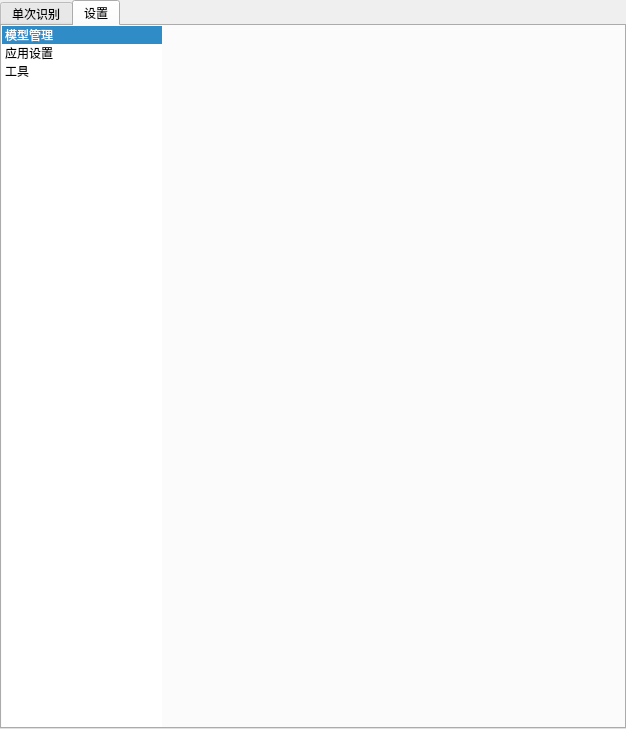
Qt form src/vibeocr/ui/main_window.ui (FelixJI/VibeOCR) before a commit.
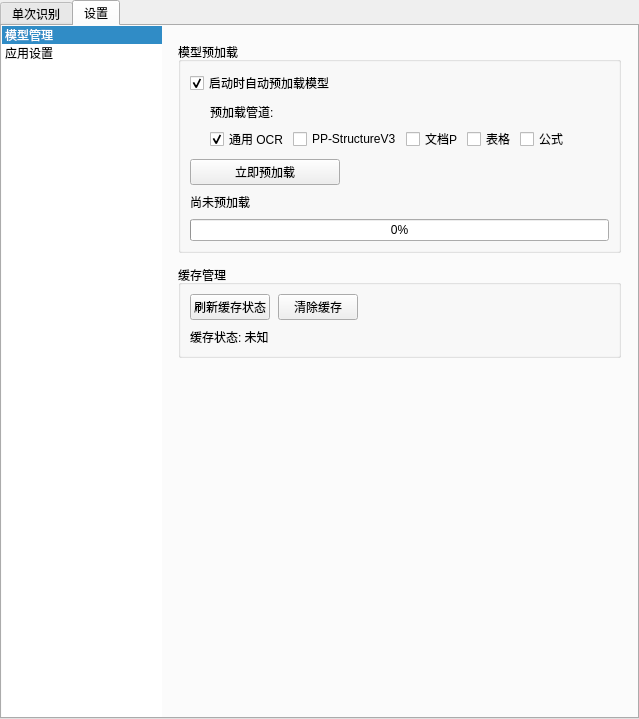
The same form after that commit. The open tabs and pages were chosen to show the change. Custom widgets are drawn as their Qt base class.

Diff of the .ui file:
```diff
--- a/src/vibeocr/ui/main_window.ui
+++ b/src/vibeocr/ui/main_window.ui
@@ -196,11 +196,6 @@
            <string>应用设置</string>
           </property>
          </item>
-         <item>
-          <property name="text">
-           <string>工具</string>
-          </property>
-         </item>
         </widget>
        </item>
        <item>
@@ -278,7 +273,7 @@
                     <number>4</number>
                    </property>
                    <item>
-                    <widget class="QCheckBox" name="chkPreloadOCR">
+                    <widget class="QCheckBox" name="chkPreload_OCR">
                      <property name="toolTip">
                       <string>通用 OCR 管道（约 600MB 显存）</string>
                      </property>
@@ -291,7 +286,33 @@
                     </widget>
                    </item>
                    <item>
-                    <widget class="QCheckBox" name="chkPreloadTable">
+                    <widget class="QCheckBox" name="chkPreload_PP_STRUCTURE_V3">
+                     <property name="toolTip">
+                      <string>PP-StructureV3 文档结构分析管道</string>
+                     </property>
+                     <property name="text">
+                      <string>PP-StructureV3</string>
+                     </property>
+                     <property name="checked">
+                      <bool>false</bool>
+                     </property>
+                    </widget>
+                   </item>
+                   <item>
+                    <widget class="QCheckBox" name="chkPreload_PADDLEOCR_VL">
+                     <property name="toolTip">
+                      <string>PaddleOCR-VL 文档解析管道</string>
+                     </property>
+                     <property name="text">
+                      <string>文档P</string>
+                     </property>
+                     <property name="checked">
+                      <bool>false</bool>
+                     </property>
+                    </widget>
+                   </item>
+                   <item>
+                    <widget class="QCheckBox" name="chkPreload_TABLE_RECOGNITION">
                      <property name="toolTip">
                       <string>表格识别管道</string>
                      </property>
@@ -304,7 +325,7 @@
                     </widget>
                    </item>
                    <item>
-                    <widget class="QCheckBox" name="chkPreloadFormula">
+                    <widget class="QCheckBox" name="chkPreload_FORMULA_RECOGNITION">
                      <property name="toolTip">
                       <string>公式识别管道</string>
                      </property>
@@ -602,12 +623,33 @@
            <item>
             <widget class="QGroupBox" name="groupEnvMaintenance">
              <property name="title">
-              <string>环境维护</string>
+              <string>推理后端与依赖</string>
              </property>
              <layout class="QVBoxLayout" name="envMaintenanceLayout">
               <property name="spacing">
                <number>8</number>
               </property>
+              <item>
+               <widget class="QWidget" name="backendOptionsContainer" native="true">
+                <layout class="QVBoxLayout" name="backendOptionsContainerLayout">
+                 <property name="spacing">
+                  <number>6</number>
+                 </property>
+                 <property name="leftMargin">
+                  <number>0</number>
+                 </property>
+                 <property name="topMargin">
+                  <number>0</number>
+                 </property>
+                 <property name="rightMargin">
+                  <number>0</number>
+                 </property>
+                 <property name="bottomMargin">
+                  <number>0</number>
+                 </property>
+                </layout>
+               </widget>
+              </item>
               <item>
                <widget class="QLabel" name="labelEnvStatus">
                 <property name="text">
@@ -691,38 +733,6 @@
            </item>
           </layout>
          </widget>
-         <widget class="QWidget" name="pageTools">
-          <layout class="QVBoxLayout" name="pageToolsLayout">
-           <property name="spacing">
-            <number>12</number>
-           </property>
-           <property name="leftMargin">
-            <number>16</number>
-           </property>
-           <property name="topMargin">
-            <number>16</number>
-           </property>
-           <property name="rightMargin">
-            <number>16</number>
-           </property>
-           <property name="bottomMargin">
-            <number>16</number>
-           </property>
-           <item>
-            <spacer name="spacerToolsPage">
-             <property name="orientation">
-              <enum>Qt::Vertical</enum>
-             </property>
-             <property name="sizeHint" stdset="0">
-              <size>
-               <width>20</width>
-               <height>40</height>
-              </size>
-             </property>
-            </spacer>
-           </item>
-          </layout>
-         </widget>
         </widget>
        </item>
       </layout>
```
